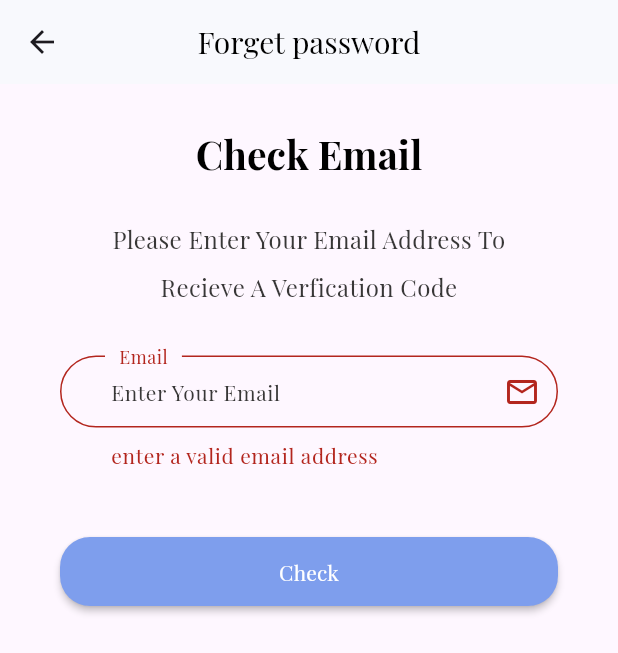
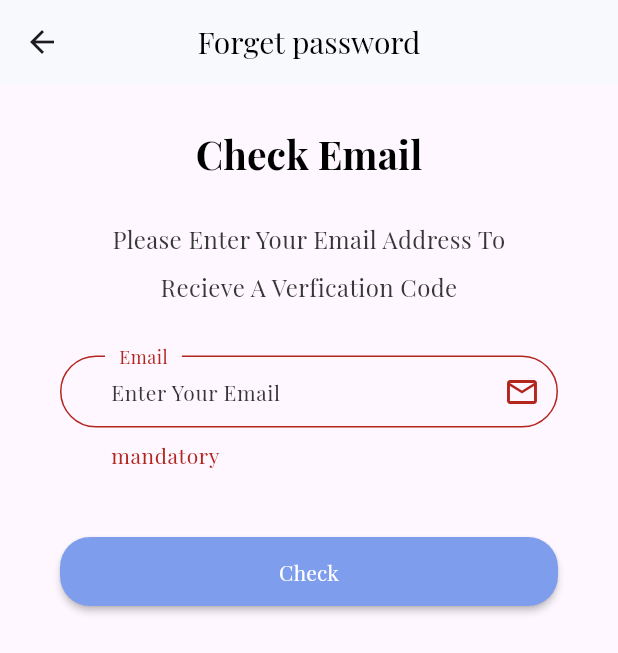
Before and after one commit to cworldcs50/ecommerce_front_end, a Flutter app: the ForgetPassword screen opened by its route, after a tap on "Check", on a phone screen of 412 x 824 dp. Shown: the top 653 px of the screen. Run offline on Flutter 3.47's test engine with Material 3 defaults, Android fonts, the phone set to English and light mode, and no system bars; our stand-ins replace dartz, equatable, flutter_otp_text_field, get, lottie, shared_preferences; accounts and stored records are empty.

Commit message:
connect forget_password page with backend successfully

```diff
--- a/lib/controller/auth/password_controller/forget_password_controller.dart
+++ b/lib/controller/auth/password_controller/forget_password_controller.dart
@@ -1,33 +1,62 @@
 import 'package:get/get.dart';
 import 'package:flutter/material.dart';
+import '../../../core/services/services.dart';
+import '../../../core/functions/handling_data.dart';
 import '../../../core/constants/app_routes_names.dart';
+import '../../../core/constants/enums/request_status.dart';
+import '../../../data/datasource/remote/auth/forget_password/forget_password_data.dart';
 
 abstract class ForgetPasswordController extends GetxController {
-  checkEmail();
-  forgetPassword();
+  String? vaildateEmail();
+  Future<void> checkEmail();
   Future<void> goToVerifyCode();
 }
 
 class ForgetPasswordControllerImp extends ForgetPasswordController {
+  RequestStatus? requestStatus;
   late final GlobalKey<FormState> formKey;
+  late final ForgetPasswordData forgetPasswordData;
   late final TextEditingController emailController;
 
   @override
   void onInit() {
     formKey = GlobalKey<FormState>();
     emailController = TextEditingController();
+    forgetPasswordData = ForgetPasswordData(api: Get.find<Services>().api);
     super.onInit();
   }
 
   @override
-  checkEmail() async {
+  Future<void> checkEmail() async {
     if (formKey.currentState!.validate()) {
-      await goToVerifyCode();
+      requestStatus = RequestStatus.loading;
+      update();
+
+      final result = await forgetPasswordData.checkEmail(emailController.text);
+
+      requestStatus = handlingData(result);
+
+      if (requestStatus == RequestStatus.success) {
+        if (result["status"] == "success") {
+          await goToVerifyCode();
+        } else {
+          requestStatus = null;
+          update();
+          await Get.defaultDialog(title: "67".tr, middleText: "71".tr);
+        }
+      } else {
+        update();
+        await Future.delayed(const Duration(seconds: 5), () {
+          requestStatus = null;
+          update();
+        });
+      }
     }
   }
 
   @override
-  goToVerifyCode() async => await Get.offNamed(AppRoutesNames.kVerifyCode);
+  goToVerifyCode() async =>
+      await Get.offNamed(AppRoutesNames.kForgetPasswordVerifyCode);
 
   @override
   void onClose() {
@@ -36,5 +65,5 @@ class ForgetPasswordControllerImp extends ForgetPasswordController {
   }
 
   @override
-  forgetPassword() {}
+  String? vaildateEmail() => emailController.text.isNotEmpty ? null : "70";
 }
--- a/lib/core/constants/app_api_links.dart
+++ b/lib/core/constants/app_api_links.dart
@@ -4,5 +4,8 @@ class AppApiLinks {
   static const String kTest = "$kBaseUrl/test.php";
   static const String kSignUp = "$kBaseUrl/auth/sign_up.php";
   static const String kSignin = "$kBaseUrl/auth/sign_in.php";
+  static const String kCheckEmail = "$kBaseUrl/forget_password/check_email.php";
   static const String kVerificationCode = "$kBaseUrl/auth/verfication_code.php";
+  // static const String kForgetPasswordVerificationCode =
+  //     "$kBaseUrl/forget_password/check_email.php";
 }
--- a/lib/core/constants/app_routes_names.dart
+++ b/lib/core/constants/app_routes_names.dart
@@ -7,11 +7,11 @@ class AppRoutesNames {
   static const String kTestData = "/testData";
   static const String kLanguage = "/language";
   static const String kCheckEmail = "/checkEmail";
-  static const String kVerifyCode = "/verifyCode";
   static const String kResetPassword = "/resetPassword";
   static const String kSuccessSignUp = "/successSignUp";
   static const String kForgetPassword = "/forgetPassword";
   static const String kVerifyCodeSignUp = "/verifyCodeSignUp";
   static const String kSuccessCheckEmail = "/successCheckEmail";
   static const String kSuccessResetPassword = "/successResetPassword";
+  static const String kForgetPasswordVerifyCode = "/forgetPasswordVerifyCode";
 }
--- a/lib/core/localization/app_langs_translations.dart
+++ b/lib/core/localization/app_langs_translations.dart
@@ -79,6 +79,7 @@ class AppLangsTranslations extends Translations {
       "68": "Signed up successfully!",
       "69": "email or password is not correct!",
       "70": "mandatory",
+      "71": "Email not Found!",
     },
     "ar": {
       "1": "اختر اللغة",
@@ -153,6 +154,7 @@ class AppLangsTranslations extends Translations {
       "68": "تم التسجيل بنجاح!",
       "69": "البريد الإلكتروني أو كلمة المرور غير صحيحة!",
       "70": "إلزامي",
+      "71": "لم يتم العثور على البريد الإلكتروني!",
     },
   };
 }
--- /dev/null
+++ b/lib/data/datasource/remote/auth/forget_password/forget_password_data.dart
@@ -0,0 +1,16 @@
+import '../../../../../core/class/api.dart';
+import '../../../../../core/constants/app_api_links.dart';
+
+class ForgetPasswordData {
+  const ForgetPasswordData({required this.api});
+
+  final Api api;
+
+  Future<dynamic> checkEmail(String email) async {
+    final result = await api.post(AppApiLinks.kCheckEmail, {
+      "userEmail": email,
+    });
+
+    return result.fold((l) => l, (r) => r);
+  }
+}
--- a/lib/routes/app_routes.dart
+++ b/lib/routes/app_routes.dart
@@ -11,7 +11,7 @@ import '../core/constants/app_routes_names.dart';
 import 'middlewares/on_boarding_middleware.dart';
 import '../view/screen/auth/email/check_email.dart';
 import '../view/screen/auth/authentication/login.dart';
-import '../view/screen/auth/password/verify_code.dart';
+import '../view/screen/auth/password/forget_password_verify_code.dart';
 import '../view/screen/auth/authentication/sign_up.dart';
 import '../view/screen/auth/password/reset_password.dart';
 import '../view/screen/auth/password/forget_password.dart';
@@ -58,9 +58,9 @@ final List<GetPage<Widget>> appPages = [
     name: AppRoutesNames.kForgetPassword,
     page: () => const ForgetPassword(),
   ),
-  GetPage<VerifyCode>(
-    name: AppRoutesNames.kVerifyCode,
-    page: () => const VerifyCode(),
+  GetPage<ForgetPasswordVerifyCode>(
+    name: AppRoutesNames.kForgetPasswordVerifyCode,
+    page: () => const ForgetPasswordVerifyCode(),
   ),
   GetPage<ResetPassword>(
     name: AppRoutesNames.kResetPassword,
--- a/lib/view/screen/auth/password/forget_password.dart
+++ b/lib/view/screen/auth/password/forget_password.dart
@@ -1,11 +1,10 @@
 import 'package:get/get.dart';
 import 'package:flutter/material.dart';
 import '../../../../core/constants/app_color.dart';
-import '../../../../core/constants/enums/input_type.dart';
-import '../../../../core/functions/validate_input.dart';
 import '../../../widget/auth/custom_text_title.dart';
 import '../../../widget/auth/custom_auth_button.dart';
 import '../../../widget/auth/custom_subtitle_text.dart';
+import '../../../../core/class/request_handler_view.dart';
 import '../../../widget/auth/custom_text_form_field.dart';
 import '../../../../controller/auth/password_controller/forget_password_controller.dart';
 
@@ -14,8 +13,6 @@ class ForgetPassword extends StatelessWidget {
 
   @override
   Widget build(BuildContext context) {
-    final controller = Get.find<ForgetPasswordControllerImp>();
-
     return Scaffold(
       appBar: AppBar(
         elevation: 0.0,
@@ -25,6 +22,10 @@ class ForgetPassword extends StatelessWidget {
       ),
       body: Padding(
         padding: const EdgeInsets.symmetric(horizontal: 40.0),
+        child: GetBuilder<ForgetPasswordControllerImp>(
+          builder: (controller) {
+            return RequestHandlerView(
+              status: controller.requestStatus,
               child: Form(
                 key: controller.formKey,
                 child: ListView(
@@ -36,19 +37,23 @@ class ForgetPassword extends StatelessWidget {
                     const SizedBox(height: 30),
                     CustomTextFormField(
                       keyboardType: TextInputType.emailAddress,
-                validator:
-                    (email) =>
-                        validateInput(email!, 5, 150, InputType.email)?.tr,
+                      validator: (email) => controller.vaildateEmail()?.tr,
                       hintText: "15".tr,
                       labelText: "14".tr,
                       icon: Icons.email_outlined,
                       controller: controller.emailController,
                     ),
                     const SizedBox(height: 40),
-              CustomAuthButton(text: "30".tr, onPressed: controller.checkEmail),
+                    CustomAuthButton(
+                      text: "30".tr,
+                      onPressed: controller.checkEmail,
+                    ),
                     const SizedBox(height: 30),
                   ],
                 ),
+              ),
+            );
+          },
         ),
       ),
     );
--- a/lib/view/screen/auth/password/verify_code.dart
+++ b/lib/view/screen/auth/password/forget_password_verify_code.dart
@@ -6,8 +6,8 @@ import '../../../widget/auth/custom_subtitle_text.dart';
 import '../../../../controller/auth/verification_code/verify_code_contoller.dart';
 import 'package:flutter_otp_text_field/flutter_otp_text_field.dart';
 
-class VerifyCode extends StatelessWidget {
-  const VerifyCode({super.key});
+class ForgetPasswordVerifyCode extends StatelessWidget {
+  const ForgetPasswordVerifyCode({super.key});
 
   @override
   Widget build(BuildContext context) {
@@ -34,7 +34,6 @@ class VerifyCode extends StatelessWidget {
               fieldWidth: 50,
               numberOfFields: 5,
               showFieldAsBox: true,
-              onCodeChanged: (String code) {},
               borderColor: const Color(0xFF512DA8),
               borderRadius: BorderRadius.circular(10),
               onSubmit: (String verificationCode) async {
```
Lines whose indentation alone changed are shown as unchanged.
